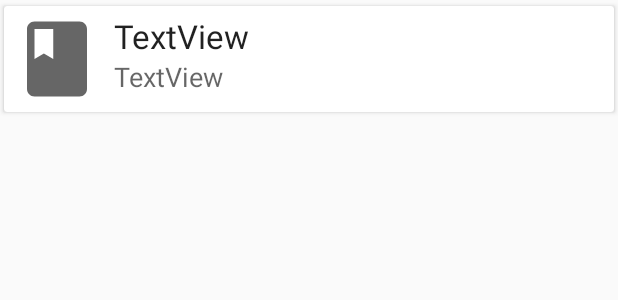
After one commit to Elly-Wenani/MoBooks, an Android app: the layout business_books_row.xml on its own in the app's theme, with its tools: preview values and no code run, on a phone screen of 412 x 824 dp. The commit adds this screen. Shown: the top 300 px of the screen. Run offline under Robolectric (Android 15) with nearby library versions, the phone set to English and light mode, and no system bars.

Commit message:
Code BusinessBooksActivity

```diff
--- a/app/src/main/java/com/example/mobooks/BooksAdapter.java
+++ b/app/src/main/java/com/example/mobooks/BooksAdapter.java
@@ -32,7 +32,7 @@ public class BooksAdapter extends RecyclerView.Adapter<BooksAdapter.ViewHolder>
     @NonNull
     @Override
     public ViewHolder onCreateViewHolder(ViewGroup parent, int viewType) {
-        View v = LayoutInflater.from(parent.getContext()).inflate(R.layout.item_books_items, parent, false);
+        View v = LayoutInflater.from(parent.getContext()).inflate(R.layout.home_books_row, parent, false);
         return new ViewHolder(v, mOnBookClickListener);
     }
 
--- /dev/null
+++ b/app/src/main/res/layout/business_books_row.xml
@@ -0,0 +1,53 @@
+<?xml version="1.0" encoding="utf-8"?>
+<LinearLayout xmlns:android="http://schemas.android.com/apk/res/android"
+    xmlns:app="http://schemas.android.com/apk/res-auto"
+    android:orientation="vertical"
+    android:layout_width="match_parent"
+    android:layout_height="match_parent">
+
+    <androidx.cardview.widget.CardView
+        android:id="@+id/myCardView"
+        android:layout_width="match_parent"
+        android:layout_height="wrap_content"
+        app:cardPreventCornerOverlap="true"
+        app:cardUseCompatPadding="true"
+        app:contentPadding="5dp">
+
+        <androidx.constraintlayout.widget.ConstraintLayout
+            android:layout_width="match_parent"
+            android:layout_height="wrap_content">
+
+            <ImageView
+                android:id="@+id/bookImageView"
+                android:layout_width="60dp"
+                android:layout_height="60dp"
+                app:layout_constraintBottom_toBottomOf="parent"
+                app:layout_constraintStart_toStartOf="parent"
+                app:layout_constraintTop_toTopOf="parent"
+                app:srcCompat="@drawable/ic_baseline_book_24" />
+
+            <TextView
+                android:id="@+id/tvBookTitle"
+                android:layout_width="0dp"
+                android:layout_height="wrap_content"
+                android:layout_marginStart="8dp"
+                android:text="TextView"
+                android:textAppearance="@style/TextAppearance.AppCompat.Large"
+                app:layout_constraintEnd_toEndOf="parent"
+                app:layout_constraintStart_toEndOf="@+id/bookImageView"
+                app:layout_constraintTop_toTopOf="parent" />
+
+            <TextView
+                android:id="@+id/tvBookAuthor"
+                android:layout_width="0dp"
+                android:layout_height="wrap_content"
+                android:layout_marginStart="8dp"
+                android:text="TextView"
+                android:textAppearance="@style/TextAppearance.AppCompat.Medium"
+                app:layout_constraintEnd_toEndOf="parent"
+                app:layout_constraintStart_toEndOf="@+id/bookImageView"
+                app:layout_constraintTop_toBottomOf="@+id/tvBookTitle" />
+        </androidx.constraintlayout.widget.ConstraintLayout>
+    </androidx.cardview.widget.CardView>
+
+</LinearLayout>
--- a/app/src/main/res/layout/content_home.xml
+++ b/app/src/main/res/layout/content_home.xml
@@ -25,13 +25,13 @@
     </com.google.android.material.appbar.AppBarLayout>
 
     <androidx.recyclerview.widget.RecyclerView
-        android:id="@+id/rvBooks"
+        android:id="@+id/rvHomeBooks"
         android:layout_width="match_parent"
         android:layout_height="0dp"
         app:layout_constraintBottom_toBottomOf="parent"
         app:layout_constraintEnd_toEndOf="parent"
         app:layout_constraintStart_toStartOf="parent"
         app:layout_constraintTop_toBottomOf="@+id/appBarLayout"
-        tools:listitem="@layout/item_books_items" />
+        tools:listitem="@layout/home_books_row" />
 
 </androidx.constraintlayout.widget.ConstraintLayout>
```
Also changed, not shown: app/src/main/java/com/example/mobooks/HomeActivity.java (+1 -14 lines), app/src/main/res/layout/activity_business.xml (+13 -23 lines), app/src/main/res/layout/content_business.xml (+32 -1 lines), app/src/main/res/layout/home_books_row.xml (renamed from app/src/main/res/layout/item_books_items.xml).
